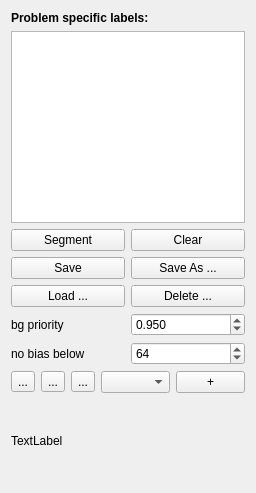
First picture: the form in workflows/carving/carvingDrawer.ui, repository ilastik/ilastik, before the edit.
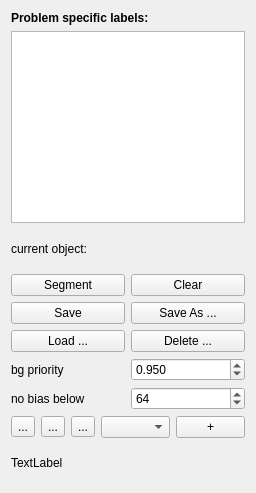
Second picture: the form after the edit. Custom widgets are drawn as their Qt base class.

Commit message: carving: various improvements and use new volumina direct layer flag

```diff
--- a/workflows/carving/carvingDrawer.ui
+++ b/workflows/carving/carvingDrawer.ui
@@ -55,6 +55,13 @@
      </property>
     </widget>
    </item>
+   <item>
+    <widget class="QLabel" name="currentObjectLabel">
+     <property name="text">
+      <string>current object:</string>
+     </property>
+    </widget>
+   </item>
    <item>
     <layout class="QHBoxLayout" name="horizontalLayout_6">
      <item>
```
The commit also changes 2 other files.
